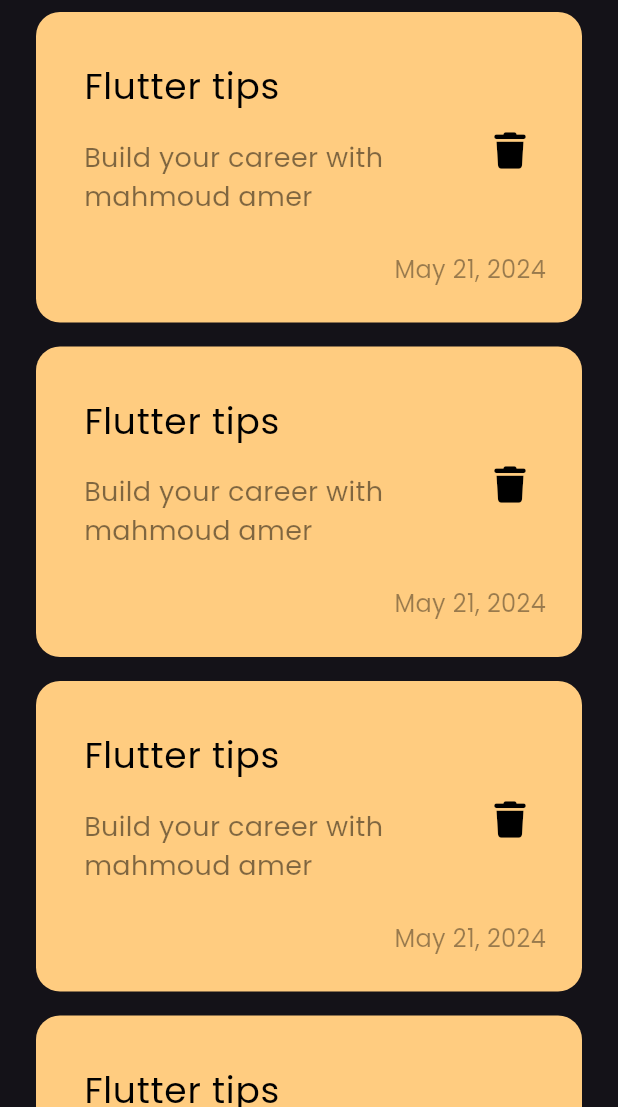
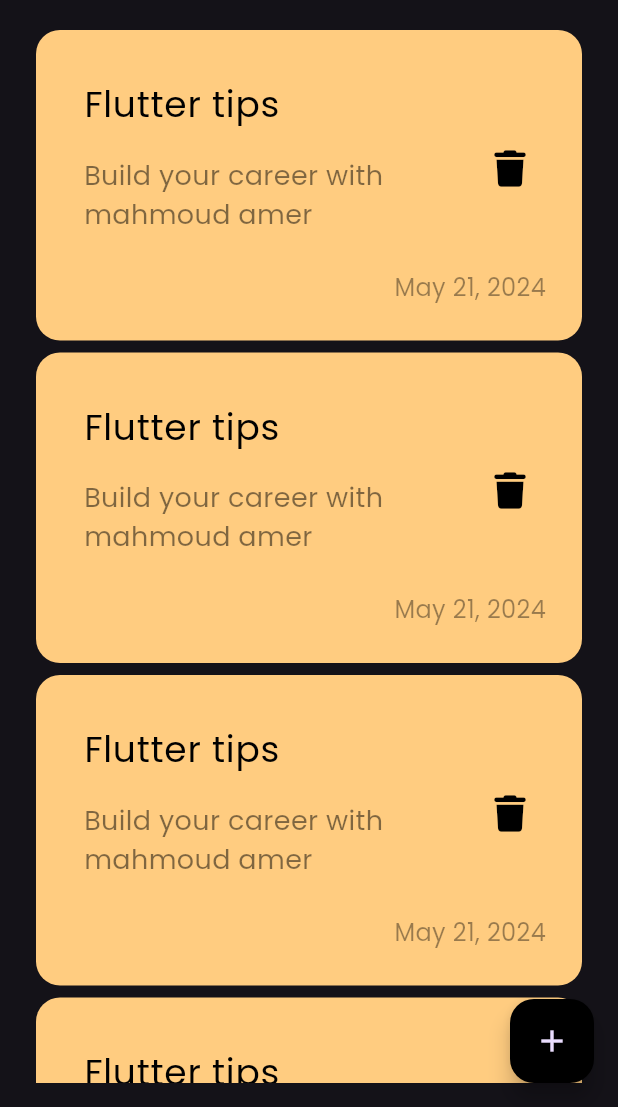
Before and after one commit to mahmoud140106/notes-app, a Flutter app: the screen it shows after launch, on a phone screen of 412 x 824 dp, the part 129-1236 px from its top. Run offline on Flutter 3.47's test engine with Material 3 defaults, Android fonts, the phone set to English and light mode, and no system bars; our stand-ins replace font_awesome_flutter.

```diff
--- /dev/null
+++ b/lib/constants.dart
@@ -0,0 +1,3 @@
+import 'dart:ui';
+
+const kPrimaryColor=Color(0xFF62FCD7);
--- a/lib/views/notes_view.dart
+++ b/lib/views/notes_view.dart
@@ -1,4 +1,5 @@
 import 'package:flutter/material.dart';
+import 'package:notes_app/views/widgets/add_note_bottom_sheet.dart';
 import 'package:notes_app/views/widgets/notes_view_body.dart';
 
 class NotesView extends StatelessWidget {
@@ -7,6 +8,25 @@ class NotesView extends StatelessWidget {
   @override
   Widget build(BuildContext context) {
     return Scaffold(
+      floatingActionButton: FloatingActionButton(
+        backgroundColor: Colors.black,
+        onPressed: () {
+          showModalBottomSheet(
+            shape: RoundedRectangleBorder(
+              borderRadius: BorderRadius.circular(
+                16,
+              ),
+            ),
+            context: context,
+            builder: (context) {
+              return AddNoteBottomSheet();
+            },
+          );
+        },
+        child: Icon(
+          Icons.add,
+        ),
+      ),
       body: NotesViewBody(),
     );
   }
--- a/lib/views/widgets/notes_list_view.dart
+++ b/lib/views/widgets/notes_list_view.dart
@@ -6,11 +6,16 @@ class NotesListView extends StatelessWidget {
 
   @override
   Widget build(BuildContext context) {
-    return ListView.builder(itemBuilder: (context, index) {
-      return Padding(
-        padding: const EdgeInsets.symmetric(vertical: 8),
-        child: NoteItem(),
-      );
-    });
+    return Padding(
+      padding: const EdgeInsets.symmetric(vertical: 16),
+      child: ListView.builder(
+          padding: EdgeInsets.zero,
+          itemBuilder: (context, index) {
+            return Padding(
+              padding: const EdgeInsets.symmetric(vertical: 4),
+              child: NoteItem(),
+            );
+          }),
+    );
   }
 }
```
Also changed, not shown: lib/views/widgets/add_note_bottom_sheet.dart (added, +41 -0 lines), lib/views/widgets/custom_bottom.dart (added, +28 -0 lines), lib/views/widgets/custom_text_field.dart (added, +33 -0 lines).
